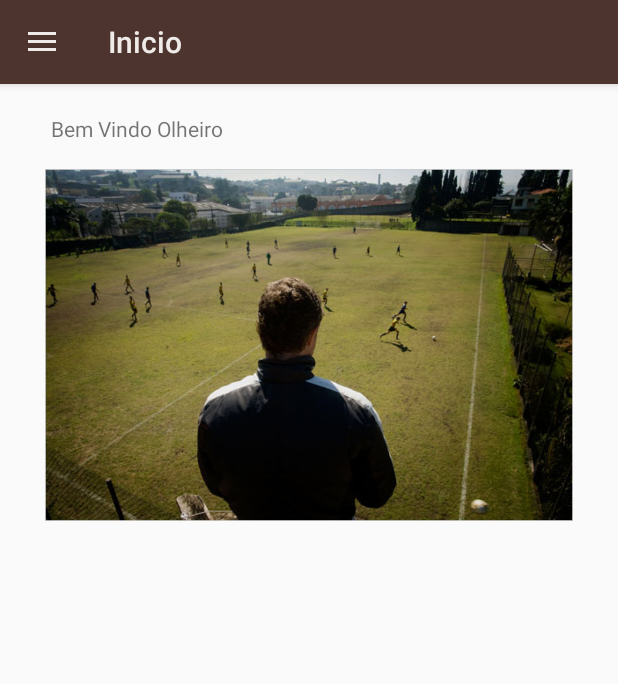
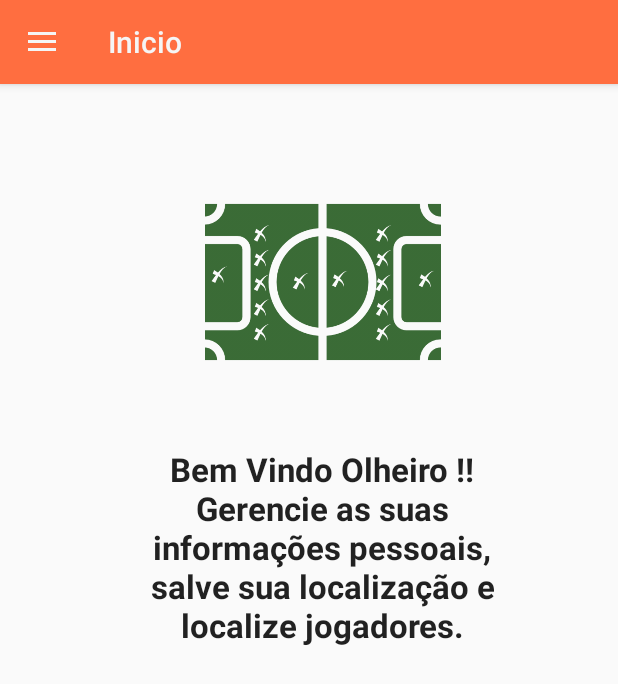
Before and after one commit to brunojamelli/GitfootOlheiro, an Android app: the screen it shows after launch once a user with an empty profile is signed in (OlheiroActivity), after a tap on "Inicio", on a phone screen of 412 x 824 dp. Shown: the top 684 px of the screen. Run offline under Robolectric (Android 15) with nearby library versions, the phone set to English and light mode, and no system bars; our stand-ins replace CircleImageView, Firebase (no records; nobody signed in at launch, a user with empty details on screens opened directly); libraries missing offline, so code that uses them is left out: com.firebase.ui; pictures from the network do not load; 1 other tap on this screen came first.

Commit message:
telas de inicio e sobre criadas, e alterado o tamanho da imagem do jogador no card.

```diff
--- a/app/src/main/java/com/software/jamelli/gitfootolheiro/fragment/FragmentLocalizacao.java
+++ b/app/src/main/java/com/software/jamelli/gitfootolheiro/fragment/FragmentLocalizacao.java
@@ -64,7 +64,7 @@ public class FragmentLocalizacao extends Fragment implements View.OnClickListene
                 double longt = myLocation.getLongitude();
                 dataref.child(FirebaseUtil.getCurrentUserId()).child("localization").child("latitude").setValue(lat);
                 dataref.child(FirebaseUtil.getCurrentUserId()).child("localization").child("longitude").setValue(longt);
-                Toast.makeText(getActivity(),"clicou",Toast.LENGTH_SHORT).show();
+                Toast.makeText(getActivity(),"Localização salva",Toast.LENGTH_SHORT).show();
                 Log.i("local",myLocation.toString());
                 break;
         }
--- a/app/src/main/java/com/software/jamelli/gitfootolheiro/fragment/FragmentSobre.java
+++ b/app/src/main/java/com/software/jamelli/gitfootolheiro/fragment/FragmentSobre.java
@@ -2,9 +2,11 @@ package com.software.jamelli.gitfootolheiro.fragment;
 
 import android.os.Bundle;
 import android.support.v4.app.Fragment;
+import android.text.method.LinkMovementMethod;
 import android.view.LayoutInflater;
 import android.view.View;
 import android.view.ViewGroup;
+import android.widget.TextView;
 
 import com.software.jamelli.gitfootolheiro.R;
 
@@ -14,7 +16,8 @@ public class FragmentSobre extends Fragment {
     @Override
     public View onCreateView(LayoutInflater inflater, ViewGroup container, Bundle b) {
         View v = inflater.inflate(R.layout.fragment_sobre, container, false);
-
+        TextView t2 = v.findViewById(R.id.tv_abaout);
+        t2.setMovementMethod(LinkMovementMethod.getInstance());
 
 
         return v;
--- a/app/src/main/res/layout/card_jogador.xml
+++ b/app/src/main/res/layout/card_jogador.xml
@@ -31,13 +31,13 @@
 
         <de.hdodenhof.circleimageview.CircleImageView
             android:id="@+id/photoImageView"
-            android:layout_width="192dp"
-            android:layout_height="192dp"
+            android:layout_width="172dp"
+            android:layout_height="172dp"
             android:src="@drawable/tads_logo"
             app:civ_border_color="#FF000000"
             app:civ_border_width="2dp"
             android:layout_gravity="center"
-            android:paddingBottom="10dp"/>
+            android:paddingBottom="5dp"/>
 
         <TextView
             android:id="@+id/nomeTextView"
--- a/app/src/main/res/layout/fragment_cadastro.xml
+++ b/app/src/main/res/layout/fragment_cadastro.xml
@@ -7,9 +7,10 @@
     android:paddingBottom="15dp"
     tools:context=".OlheiroActivity"
     android:id="@+id/telaCad"
-    android:paddingStart="20dp"
-    android:paddingEnd="20dp"
+    android:paddingStart="30dp"
+    android:paddingEnd="30dp"
     >
+
 
     <TextView
         android:id="@+id/tv"
@@ -67,5 +68,4 @@
         android:text="Cadastrar Olheiro"
         android:background="@drawable/botao_customizado"
         />
-
 </LinearLayout>
--- a/app/src/main/res/layout/fragment_inicio.xml
+++ b/app/src/main/res/layout/fragment_inicio.xml
@@ -4,27 +4,40 @@
     xmlns:tools="http://schemas.android.com/tools"
     android:layout_width="match_parent"
     android:layout_height="match_parent"
+    android:paddingStart="30dp"
+    android:paddingEnd="30dp"
     tools:context=".OlheiroActivity"
-    tools:layout_editor_absoluteY="25dp"
-    android:paddingEnd="30dp"
-    android:paddingStart="30dp">
+    tools:layout_editor_absoluteY="25dp">
+
+    <ImageView
+        android:id="@+id/iminicio"
+        android:layout_width="315dp"
+        android:layout_height="0dp"
+        android:layout_marginTop="59dp"
+        android:layout_marginEnd="9dp"
+        android:paddingTop="50dp"
+        android:src="@drawable/campo"
+        app:layout_constraintBottom_toTopOf="@+id/tv_bv"
+        app:layout_constraintEnd_toEndOf="parent"
+        app:layout_constraintTop_toTopOf="parent" />
 
     <TextView
         android:id="@+id/tv_bv"
-        android:layout_width="wrap_content"
-        android:layout_height="wrap_content"
-        android:layout_marginStart="4dp"
-        android:layout_marginTop="76dp"
-        android:layout_marginBottom="35dp"
+        android:layout_width="0dp"
+        android:layout_height="0dp"
+        android:layout_marginStart="22dp"
+        android:layout_marginEnd="22dp"
+        android:layout_marginBottom="118dp"
         android:layout_weight="0.5"
+        android:gravity="center"
         android:paddingBottom="10dp"
-        android:text="Bem Vindo Olheiro"
-        app:layout_constraintStart_toStartOf="parent"
-        app:layout_constraintTop_toTopOf="parent" />
-    <ImageView
-        android:paddingTop="30dp"
-        android:layout_width="wrap_content"
-        android:layout_height="wrap_content"
-        android:src="@drawable/olheiro"/>
+        android:text="@string/bem_vindo"
+        android:textAppearance="?android:attr/textAppearanceLarge"
+        android:textStyle="bold"
+        app:layout_constraintBottom_toBottomOf="parent"
+        app:layout_constraintEnd_toEndOf="@+id/iminicio"
+        app:layout_constraintStart_toStartOf="@+id/iminicio"
+        app:layout_constraintTop_toBottomOf="@+id/iminicio" />
+
 
 </android.support.constraint.ConstraintLayout>
--- a/app/src/main/res/values/colors.xml
+++ b/app/src/main/res/values/colors.xml
@@ -5,6 +5,7 @@
     <color name="colorAccent">#FF4081</color>
     <color name="colorLaranja">#FF4500</color>
     <color name="colorWhite">#FFFFFF</color>
-    <color name="fundo">#4e342e</color>
-    <color name="fonte">#efebe9</color>
+    <color name="fundo">#ff6e40</color>
+    <color name="fundoDark">#ff3d00</color>
+    <color name="fonte">#f5f5f5</color>
 </resources>
--- a/app/src/main/res/values/strings.xml
+++ b/app/src/main/res/values/strings.xml
@@ -19,8 +19,14 @@
     <string name="title_section3">Section 3</string>
 
     <string name="action_example">Example action</string>
-    <string name="bem_vindo">Bem Vindo </string>
     <string name="title_activity_maps">Map</string>
-    <string name="about">Este app visa fazer com que o olheiro tenha acesso aos dados dos jogadores cadastrados no sistema,
-    bem como para que ele possa atualizar/salvar as suas proprias informações</string>
+    <string name="sobre">
+        Aplicativo desenvolvido por Bruno Jamelli, desenvolvedor e criador da jamelli softwares.\nCredito dos icones coloridos para o site: <a href="https://www.flaticon.com">https://www.flaticon.com</a>\nContato \n
+        Facebook: <a href="https://www.facebook.com/brunogeek9">brunogeek9</a>\n
+        Github: <a href="https://github.com/brunogeek9">brunogeek9</a>\n
+    </string>
+    <string name="bem_vindo">
+        Bem Vindo Olheiro !!\nGerencie as suas informações pessoais, salve sua localização e localize jogadores.
+
+    </string>
 </resources>
--- a/app/src/main/res/values/styles.xml
+++ b/app/src/main/res/values/styles.xml
@@ -4,7 +4,7 @@
     <style name="AppTheme" parent="Base.Theme.AppCompat.Light.DarkActionBar">
         <!-- Customize your theme here. -->
         <item name="colorPrimary">@color/fundo</item>
-        <item name="colorPrimaryDark">@color/fundo</item>
+        <item name="colorPrimaryDark">@color/fundoDark</item>
         <item name="colorAccent">@color/fundo</item>
     </style>
 
```
Also changed, not shown: app/src/main/res/layout/fragment_sobre.xml (+15 -5 lines), app/src/main/res/drawable/camisa.png (added), app/src/main/res/drawable/campo.png (added).
